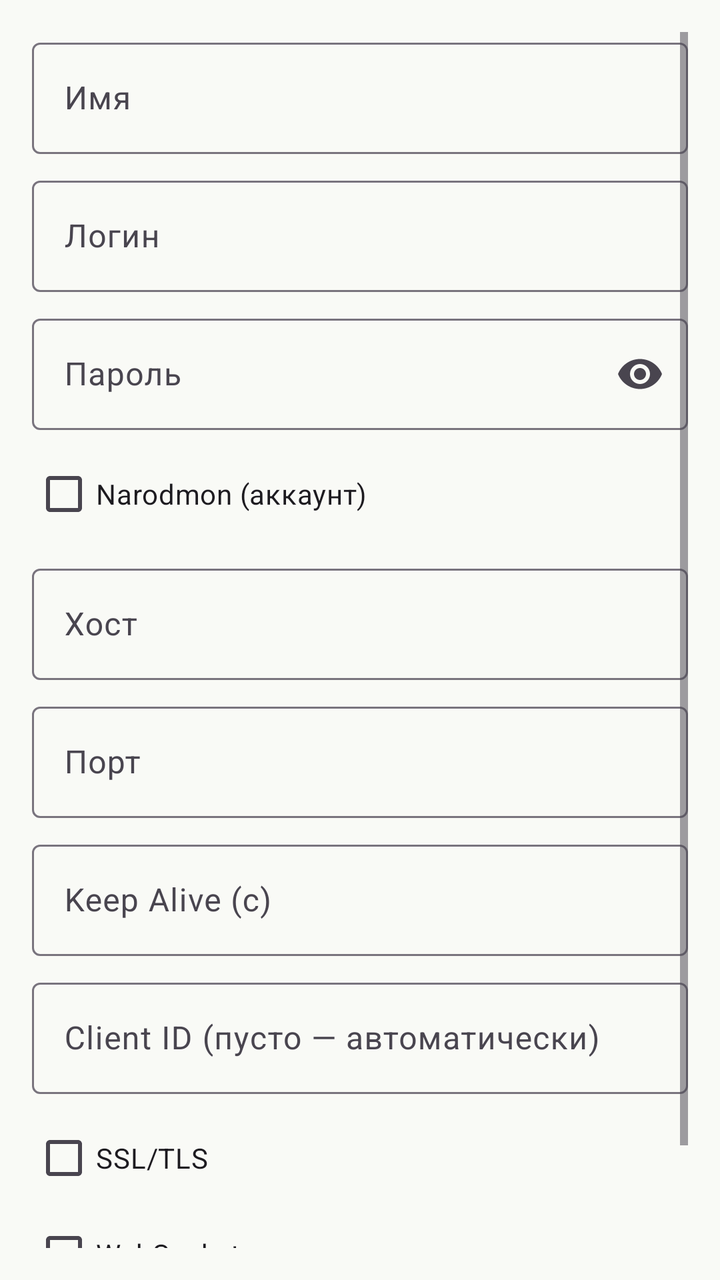
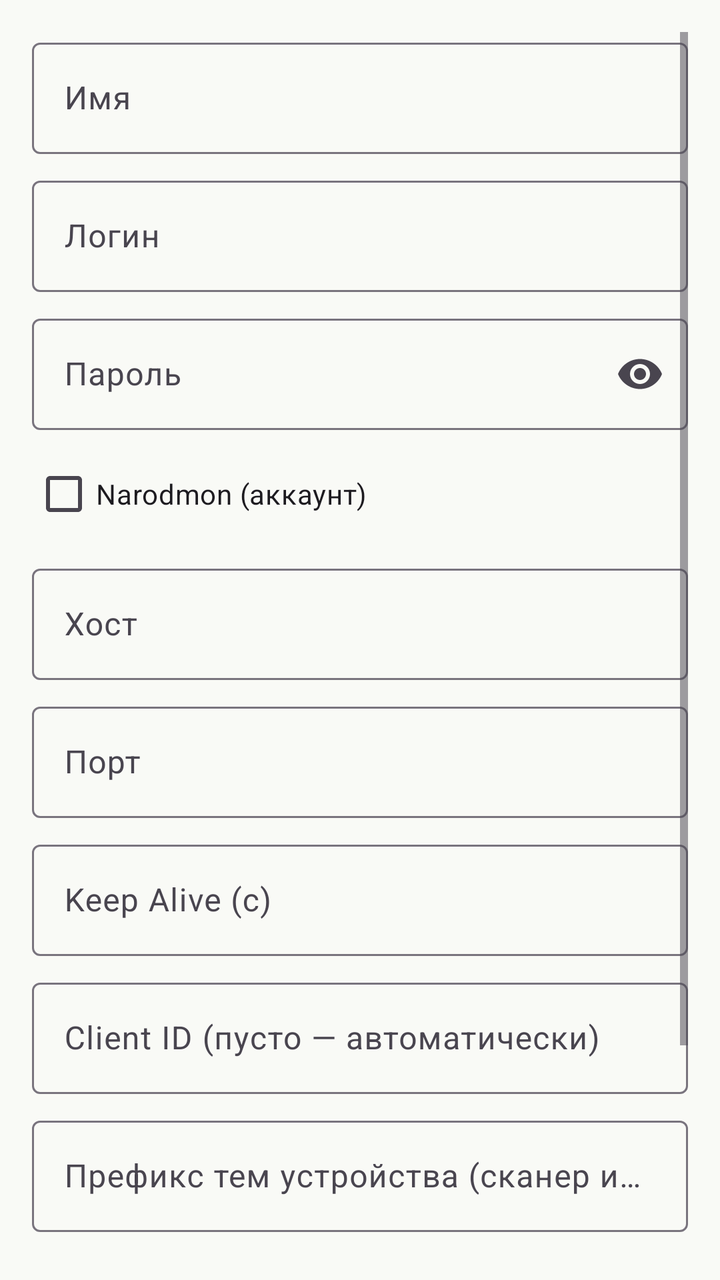

The first picture is an Android layout as it rendered before a commit; the second is the same layout after the commit. The layout source and the unified diff follow.
<!-- AndroidManifest.xml: application theme Theme.MQTTPanel -->
<!-- res/layout/dialog_connection.xml -->
<?xml version="1.0" encoding="utf-8"?>
<ScrollView xmlns:android="http://schemas.android.com/apk/res/android"
    xmlns:app="http://schemas.android.com/apk/res-auto"
    android:layout_width="match_parent"
    android:layout_height="wrap_content"
    android:padding="16dp">

    <LinearLayout
        android:layout_width="match_parent"
        android:layout_height="wrap_content"
        android:orientation="vertical">

        <com.google.android.material.textfield.TextInputLayout
            android:layout_width="match_parent"
            android:layout_height="wrap_content"
            android:hint="@string/connection_name">

            <com.google.android.material.textfield.TextInputEditText
                android:id="@+id/et_name"
                android:layout_width="match_parent"
                android:layout_height="wrap_content"
                android:inputType="text" />

        </com.google.android.material.textfield.TextInputLayout>

        <com.google.android.material.textfield.TextInputLayout
            android:layout_width="match_parent"
            android:layout_height="wrap_content"
            android:layout_marginTop="8dp"
            android:hint="@string/username">

            <com.google.android.material.textfield.TextInputEditText
                android:id="@+id/et_username"
                android:layout_width="match_parent"
                android:layout_height="wrap_content"
                android:inputType="text" />

        </com.google.android.material.textfield.TextInputLayout>

        
        <com.google.android.material.textfield.TextInputLayout
            android:layout_width="match_parent"
            android:layout_height="wrap_content"
            android:layout_marginTop="8dp"
            android:hint="@string/password"
            app:endIconMode="password_toggle">

            <com.google.android.material.textfield.TextInputEditText
                android:id="@+id/et_password"
                android:layout_width="match_parent"
                android:layout_height="wrap_content"
                android:inputType="textPassword" />

        </com.google.android.material.textfield.TextInputLayout>

        
        <com.google.android.material.checkbox.MaterialCheckBox
            android:id="@+id/cb_narodmon"
            android:layout_width="match_parent"
            android:layout_height="wrap_content"
            android:layout_marginTop="8dp"
            android:text="@string/narodmon_account" />

        
        <com.google.android.material.textfield.TextInputLayout
            android:id="@+id/layout_api_key"
            android:layout_width="match_parent"
            android:layout_height="wrap_content"
            android:layout_marginTop="8dp"
            android:hint="@string/field_api_key"
            android:visibility="gone">

            <com.google.android.material.textfield.TextInputEditText
                android:id="@+id/et_api_key"
                android:layout_width="match_parent"
                android:layout_height="wrap_content"
                android:inputType="text" />

        </com.google.android.material.textfield.TextInputLayout>

        
        <LinearLayout
            android:id="@+id/layout_mqtt"
            android:layout_width="match_parent"
            android:layout_height="wrap_content"
            android:orientation="vertical">

            <com.google.android.material.textfield.TextInputLayout
                android:layout_width="match_parent"
                android:layout_height="wrap_content"
                android:layout_marginTop="8dp"
                android:hint="@string/host">

                <com.google.android.material.textfield.TextInputEditText
                    android:id="@+id/et_host"
                    android:layout_width="match_parent"
                    android:layout_height="wrap_content"
                    android:inputType="text" />

            </com.google.android.material.textfield.TextInputLayout>

            <com.google.android.material.textfield.TextInputLayout
                android:layout_width="match_parent"
                android:layout_height="wrap_content"
                android:layout_marginTop="8dp"
                android:hint="@string/port">

                <com.google.android.material.textfield.TextInputEditText
                    android:id="@+id/et_port"
                    android:layout_width="match_parent"
                    android:layout_height="wrap_content"
                    android:inputType="number" />

            </com.google.android.material.textfield.TextInputLayout>

            <com.google.android.material.textfield.TextInputLayout
                android:layout_width="match_parent"
                android:layout_height="wrap_content"
                android:layout_marginTop="8dp"
                android:hint="@string/keep_alive">

                <com.google.android.material.textfield.TextInputEditText
                    android:id="@+id/et_keepalive"
                    android:layout_width="match_parent"
                    android:layout_height="wrap_content"
                    android:inputType="number" />

            </com.google.android.material.textfield.TextInputLayout>

            <com.google.android.material.textfield.TextInputLayout
                android:layout_width="match_parent"
                android:layout_height="wrap_content"
                android:layout_marginTop="8dp"
                android:hint="@string/field_client_id">

                <com.google.android.material.textfield.TextInputEditText
                    android:id="@+id/et_client_id"
                    android:layout_width="match_parent"
                    android:layout_height="wrap_content"
                    android:inputType="text" />

            </com.google.android.material.textfield.TextInputLayout>

            <com.google.android.material.checkbox.MaterialCheckBox
                android:id="@+id/cb_ssl"
                android:layout_width="match_parent"
                android:layout_height="wrap_content"
                android:layout_marginTop="8dp"
                android:text="@string/ssl" />

            <com.google.android.material.checkbox.MaterialCheckBox
                android:id="@+id/cb_websocket"
                android:layout_width="match_parent"
                android:layout_height="wrap_content"
                android:text="@string/websocket" />

            <com.google.android.material.checkbox.MaterialCheckBox
                android:id="@+id/cb_clean"
                android:layout_width="match_parent"
                android:layout_height="wrap_content"
                android:text="@string/clean_session" />

        </LinearLayout>

        
        <LinearLayout
            android:id="@+id/layout_grafana_conn"
            android:layout_width="match_parent"
            android:layout_height="wrap_content"
            android:orientation="vertical"
            android:visibility="gone">

            <com.google.android.material.checkbox.MaterialCheckBox
                android:id="@+id/cb_grafana_conn"
                android:layout_width="match_parent"
                android:layout_height="wrap_content"
                android:layout_marginTop="8dp"
                android:text="@string/grafana_history" />

            <com.google.android.material.textfield.TextInputLayout
                android:layout_width="match_parent"
                android:layout_height="wrap_content"
                android:hint="@string/grafana_url_hint">

                <com.google.android.material.textfield.TextInputEditText
                    android:id="@+id/et_gh_url"
                    android:layout_width="match_parent"
                    android:layout_height="wrap_content"
                    android:inputType="textUri" />

            </com.google.android.material.textfield.TextInputLayout>

            <LinearLayout
                android:layout_width="match_parent"
                android:layout_height="wrap_content"
                android:orientation="horizontal">

                <com.google.android.material.textfield.TextInputLayout
                    android:layout_width="0dp"
                    android:layout_height="wrap_content"
                    android:layout_weight="1"
                    android:layout_marginEnd="4dp"
                    android:hint="@string/grafana_user_hint">

                    <com.google.android.material.textfield.TextInputEditText
                        android:id="@+id/et_gh_user"
                        android:layout_width="match_parent"
                        android:layout_height="wrap_content"
                        android:inputType="text" />

                </com.google.android.material.textfield.TextInputLayout>

                <com.google.android.material.textfield.TextInputLayout
                    android:layout_width="0dp"
                    android:layout_height="wrap_content"
                    android:layout_weight="1"
                    android:layout_marginStart="4dp"
                    android:hint="@string/grafana_pass_hint">

                    <com.google.android.material.textfield.TextInputEditText
                        android:id="@+id/et_gh_pass"
                        android:layout_width="match_parent"
                        android:layout_height="wrap_content"
                        android:inputType="textPassword" />

                </com.google.android.material.textfield.TextInputLayout>

            </LinearLayout>

            <com.google.android.material.textfield.TextInputLayout
                android:layout_width="match_parent"
                android:layout_height="wrap_content"
                android:hint="@string/grafana_uid_hint">

                <com.google.android.material.textfield.TextInputEditText
                    android:id="@+id/et_gh_uid"
                    android:layout_width="match_parent"
                    android:layout_height="wrap_content"
                    android:inputType="text" />

            </com.google.android.material.textfield.TextInputLayout>

            <LinearLayout
                android:layout_width="match_parent"
                android:layout_height="wrap_content"
                android:orientation="horizontal">

                <com.google.android.material.textfield.TextInputLayout
                    android:layout_width="0dp"
                    android:layout_height="wrap_content"
                    android:layout_weight="2"
                    android:layout_marginEnd="4dp"
                    android:hint="@string/gh_measurement">

                    <com.google.android.material.textfield.TextInputEditText
                        android:id="@+id/et_gh_measurement"
                        android:layout_width="match_parent"
                        android:layout_height="wrap_content"
                        android:inputType="text" />

                </com.google.android.material.textfield.TextInputLayout>

                <com.google.android.material.textfield.TextInputLayout
                    android:layout_width="0dp"
                    android:layout_height="wrap_content"
                    android:layout_weight="1"
                    android:layout_marginStart="4dp"
                    android:hint="@string/gh_field">

                    <com.google.android.material.textfield.TextInputEditText
                        android:id="@+id/et_gh_field"
                        android:layout_width="match_parent"
                        android:layout_height="wrap_content"
                        android:inputType="text" />

                </com.google.android.material.textfield.TextInputLayout>

                <com.google.android.material.textfield.TextInputLayout
                    android:layout_width="0dp"
                    android:layout_height="wrap_content"
                    android:layout_weight="1"
                    android:layout_marginStart="4dp"
                    android:hint="@string/gh_tag">

                    <com.google.android.material.textfield.TextInputEditText
                        android:id="@+id/et_gh_tag"
                        android:layout_width="match_parent"
                        android:layout_height="wrap_content"
                        android:inputType="text" />

                </com.google.android.material.textfield.TextInputLayout>

            </LinearLayout>

            <TextView
                android:layout_width="match_parent"
                android:layout_height="wrap_content"
                android:layout_marginTop="4dp"
                android:textSize="12sp"
                android:text="@string/gh_hint_conn" />

        </LinearLayout>

    </LinearLayout>

</ScrollView>
<!-- resources referenced by this layout -->
<resources>
  <string name="clean_session">Чистая сессия</string>
  <string name="connection_name">Имя</string>
  <string name="field_api_key">API-ключ narodmon (личный)</string>
  <string name="field_client_id">Client ID (пусто — автоматически)</string>
  <string name="gh_field">Поле (field)</string>
  <string name="gh_hint_conn">Живые точки остаются из MQTT; значение тега = тема подписки (у серий мультиграфика — их темы). Действует на все графики этого подключения.</string>
  <string name="gh_measurement">Measurement</string>
  <string name="gh_tag">Тег</string>
  <string name="grafana_history">История из Grafana (InfluxDB)</string>
  <string name="grafana_pass_hint">Пароль Grafana</string>
  <string name="grafana_uid_hint">Datasource UID</string>
  <string name="grafana_url_hint">Адрес Grafana (https://grafana.dom или http://192.168.1.10:3000)</string>
  <string name="grafana_user_hint">Логин Grafana</string>
  <string name="host">Хост</string>
  <string name="keep_alive">Keep Alive (с)</string>
  <string name="narodmon_account">Narodmon (аккаунт)</string>
  <string name="password">Пароль</string>
  <string name="port">Порт</string>
  <string name="ssl">SSL/TLS</string>
  <string name="username">Логин</string>
  <string name="websocket">WebSocket</string>
  <style name="Theme.MQTTPanel" parent="Theme.Material3.Light.NoActionBar">
          <item name="colorPrimary">@color/md_theme_primary</item>
          <item name="colorOnPrimary">@color/md_theme_onPrimary</item>
          <item name="colorPrimaryContainer">@color/md_theme_primaryContainer</item>
          <item name="colorSecondary">@color/md_theme_secondary</item>
          <item name="colorOnSecondary">@color/md_theme_onSecondary</item>
          <item name="colorSecondaryContainer">@color/md_theme_secondaryContainer</item>
          <item name="android:colorBackground">@color/md_theme_surface</item>
          <item name="colorSurface">@color/md_theme_surface</item>
          <item name="colorOnSurface">@color/md_theme_onSurface</item>
          <item name="colorError">@color/md_theme_error</item>
          <item name="android:statusBarColor">?attr/colorPrimaryContainer</item>
      </style>
  <color name="md_theme_primary">#386A36</color>
  <color name="md_theme_onPrimary">#FFFFFF</color>
  <color name="md_theme_primaryContainer">#B9F3B2</color>
  <color name="md_theme_secondary">#54634F</color>
  <color name="md_theme_onSecondary">#FFFFFF</color>
  <color name="md_theme_secondaryContainer">#D7E8CF</color>
  <color name="md_theme_surface">#F9FAF6</color>
  <color name="md_theme_onSurface">#191C1A</color>
  <color name="md_theme_error">#BA1A1A</color>
</resources>

<!-- the commit's change to res/layout/dialog_connection.xml (unified diff, before → after) -->
@@ -141,6 +141,20 @@
 
             </com.google.android.material.textfield.TextInputLayout>
 
+            <com.google.android.material.textfield.TextInputLayout
+                android:layout_width="match_parent"
+                android:layout_height="wrap_content"
+                android:layout_marginTop="8dp"
+                android:hint="@string/field_topic_prefix">
+
+                <com.google.android.material.textfield.TextInputEditText
+                    android:id="@+id/et_topic_prefix"
+                    android:layout_width="match_parent"
+                    android:layout_height="wrap_content"
+                    android:inputType="text" />
+
+            </com.google.android.material.textfield.TextInputLayout>
+
             <com.google.android.material.checkbox.MaterialCheckBox
                 android:id="@+id/cb_ssl"
                 android:layout_width="match_parent"
<!-- resource entries referenced after the edit -->
@@ -4,6 +4,7 @@
   <string name="connection_name">Имя</string>
   <string name="field_api_key">API-ключ narodmon (личный)</string>
   <string name="field_client_id">Client ID (пусто — автоматически)</string>
+  <string name="field_topic_prefix">Префикс тем устройства (сканер ищет только внутри него)</string>\n
   <string name="gh_field">Поле (field)</string>
   <string name="gh_hint_conn">Живые точки остаются из MQTT; значение тега = тема подписки (у серий мультиграфика — их темы). Действует на все графики этого подключения.</string>
   <string name="gh_measurement">Measurement</string>
